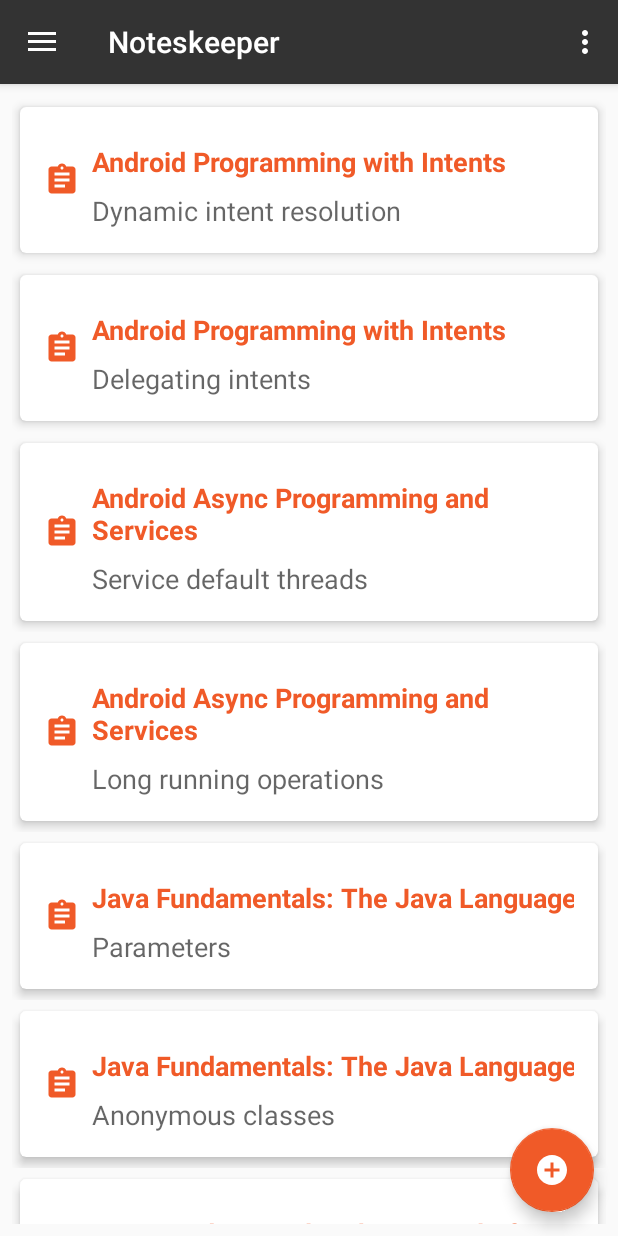
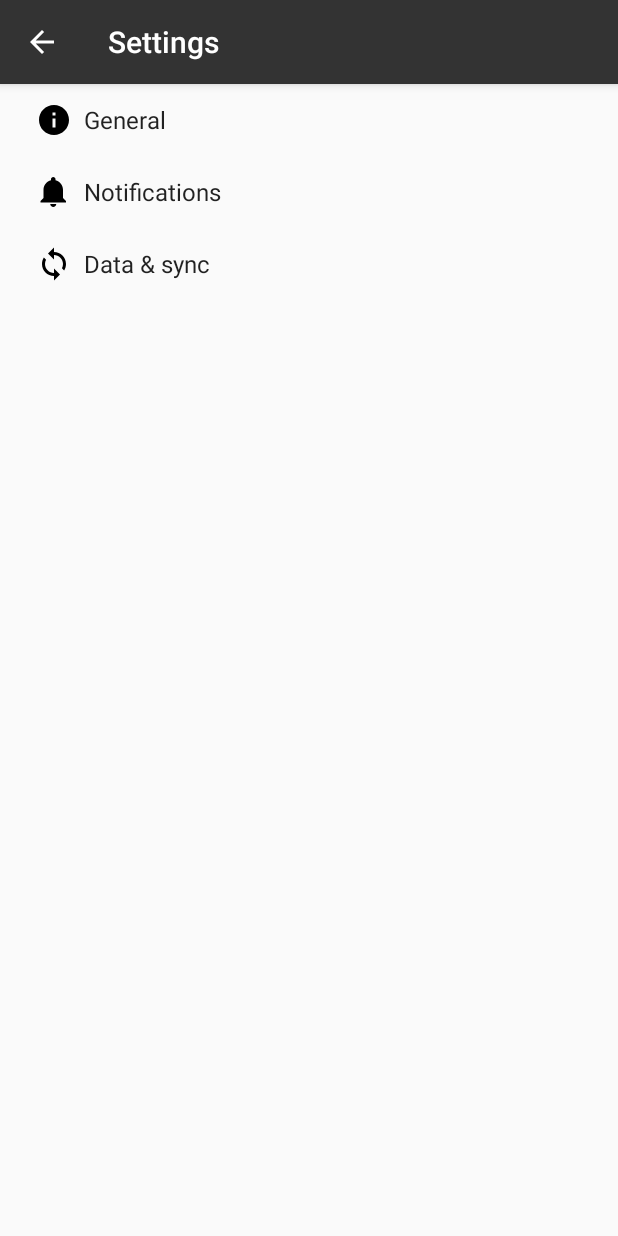
Before and after one commit to TshepzMogapi/PluralSightNotesKeeper, an Android app: the screen it shows after launch (MainActivity before the commit, SettingsActivity after it), in the options menu, after a tap on "Settings", on a phone screen of 412 x 824 dp. Run offline under Robolectric (Android 15) with nearby library versions, the phone set to English and light mode, and no system bars.

Commit message:
add setting preference

```diff
--- a/app/build.gradle
+++ b/app/build.gradle
@@ -21,6 +21,7 @@ android {
 dependencies {
     implementation fileTree(dir: 'libs', include: ['*.jar'])
     implementation 'com.android.support:appcompat-v7:26.1.0'
+    implementation 'com.android.support:support-v4:26.1.0'
     compile 'com.android.support:support-annotations:27.1.1'
 
     implementation 'com.android.support.constraint:constraint-layout:1.1.3'
--- /dev/null
+++ b/app/src/main/java/com/example/android/pluralsightnoteskeeper/AppCompatPreferenceActivity.java
@@ -0,0 +1,109 @@
+package com.example.android.pluralsightnoteskeeper;
+
+import android.content.res.Configuration;
+import android.os.Bundle;
+import android.preference.PreferenceActivity;
+import android.support.annotation.LayoutRes;
+import android.support.annotation.Nullable;
+import android.support.v7.app.ActionBar;
+import android.support.v7.app.AppCompatDelegate;
+import android.support.v7.widget.Toolbar;
+import android.view.MenuInflater;
+import android.view.View;
+import android.view.ViewGroup;
+
+/**
+ * A {@link android.preference.PreferenceActivity} which implements and proxies the necessary calls
+ * to be used with AppCompat.
+ */
+public abstract class AppCompatPreferenceActivity extends PreferenceActivity {
+
+    private AppCompatDelegate mDelegate;
+
+    @Override
+    protected void onCreate(Bundle savedInstanceState) {
+        getDelegate().installViewFactory();
+        getDelegate().onCreate(savedInstanceState);
+        super.onCreate(savedInstanceState);
+    }
+
+    @Override
+    protected void onPostCreate(Bundle savedInstanceState) {
+        super.onPostCreate(savedInstanceState);
+        getDelegate().onPostCreate(savedInstanceState);
+    }
+
+    public ActionBar getSupportActionBar() {
+        return getDelegate().getSupportActionBar();
+    }
+
+    public void setSupportActionBar(@Nullable Toolbar toolbar) {
+        getDelegate().setSupportActionBar(toolbar);
+    }
+
+    @Override
+    public MenuInflater getMenuInflater() {
+        return getDelegate().getMenuInflater();
+    }
+
+    @Override
+    public void setContentView(@LayoutRes int layoutResID) {
+        getDelegate().setContentView(layoutResID);
+    }
+
+    @Override
+    public void setContentView(View view) {
+        getDelegate().setContentView(view);
+    }
+
+    @Override
+    public void setContentView(View view, ViewGroup.LayoutParams params) {
+        getDelegate().setContentView(view, params);
+    }
+
+    @Override
+    public void addContentView(View view, ViewGroup.LayoutParams params) {
+        getDelegate().addContentView(view, params);
+    }
+
+    @Override
+    protected void onPostResume() {
+        super.onPostResume();
+        getDelegate().onPostResume();
+    }
+
+    @Override
+    protected void onTitleChanged(CharSequence title, int color) {
+        super.onTitleChanged(title, color);
+        getDelegate().setTitle(title);
+    }
+
+    @Override
+    public void onConfigurationChanged(Configuration newConfig) {
+        super.onConfigurationChanged(newConfig);
+        getDelegate().onConfigurationChanged(newConfig);
+    }
+
+    @Override
+    protected void onStop() {
+        super.onStop();
+        getDelegate().onStop();
+    }
+
+    @Override
+    protected void onDestroy() {
+        super.onDestroy();
+        getDelegate().onDestroy();
+    }
+
+    public void invalidateOptionsMenu() {
+        getDelegate().invalidateOptionsMenu();
+    }
+
+    private AppCompatDelegate getDelegate() {
+        if (mDelegate == null) {
+            mDelegate = AppCompatDelegate.create(this, null);
+        }
+        return mDelegate;
+    }
+}
--- a/app/src/main/java/com/example/android/pluralsightnoteskeeper/MainActivity.java
+++ b/app/src/main/java/com/example/android/pluralsightnoteskeeper/MainActivity.java
@@ -2,6 +2,7 @@ package com.example.android.pluralsightnoteskeeper;
 
 import android.content.Intent;
 import android.os.Bundle;
+import android.preference.PreferenceManager;
 import android.support.design.widget.FloatingActionButton;
 import android.support.design.widget.NavigationView;
 import android.support.design.widget.Snackbar;
@@ -44,6 +45,12 @@ public class MainActivity extends AppCompatActivity
 
             }
         });
+
+        PreferenceManager.setDefaultValues(this, R.xml.pref_general, false);
+        PreferenceManager.setDefaultValues(this, R.xml.pref_notification, false);
+        PreferenceManager.setDefaultValues(this, R.xml.pref_data_sync, false);
+
+
 
         DrawerLayout drawer = (DrawerLayout) findViewById(R.id.drawer_layout);
         ActionBarDrawerToggle toggle = new ActionBarDrawerToggle(
@@ -137,6 +144,7 @@ public class MainActivity extends AppCompatActivity
 
         //noinspection SimplifiableIfStatement
         if (id == R.id.action_settings) {
+            startActivity(new Intent(this, SettingsActivity.class));
             return true;
         }
 
--- /dev/null
+++ b/app/src/main/res/drawable/ic_info_black_24dp.xml
@@ -0,0 +1,9 @@
+<vector xmlns:android="http://schemas.android.com/apk/res/android"
+    android:width="24dp"
+    android:height="24dp"
+    android:viewportHeight="24.0"
+    android:viewportWidth="24.0">
+    <path
+        android:fillColor="#FF000000"
+        android:pathData="M12,2C6.48,2 2,6.48 2,12s4.48,10 10,10 10,-4.48 10,-10S17.52,2 12,2zm1,15h-2v-6h2v6zm0,-8h-2V7h2v2z" />
+</vector>
--- /dev/null
+++ b/app/src/main/res/drawable/ic_notifications_black_24dp.xml
@@ -0,0 +1,9 @@
+<vector xmlns:android="http://schemas.android.com/apk/res/android"
+    android:width="24dp"
+    android:height="24dp"
+    android:viewportHeight="24.0"
+    android:viewportWidth="24.0">
+    <path
+        android:fillColor="#FF000000"
+        android:pathData="M11.5,22c1.1,0 2,-0.9 2,-2h-4c0,1.1 0.9,2 2,2zm6.5,-6v-5.5c0,-3.07 -2.13,-5.64 -5,-6.32V3.5c0,-0.83 -0.67,-1.5 -1.5,-1.5S10,2.67 10,3.5v0.68c-2.87,0.68 -5,3.25 -5,6.32V16l-2,2v1h17v-1l-2,-2z" />
+</vector>
--- /dev/null
+++ b/app/src/main/res/drawable/ic_sync_black_24dp.xml
@@ -0,0 +1,9 @@
+<vector xmlns:android="http://schemas.android.com/apk/res/android"
+    android:width="24dp"
+    android:height="24dp"
+    android:viewportHeight="24.0"
+    android:viewportWidth="24.0">
+    <path
+        android:fillColor="#FF000000"
+        android:pathData="M12 4V1L8 5l4 4V6c3.31 0 6 2.69 6 6 0 1.01,-.25 1.97,-.7 2.8l1.46 1.46C19.54 15.03 20 13.57 20 12c0,-4.42,-3.58,-8,-8,-8zm0 14c-3.31 0,-6,-2.69,-6,-6 0,-1.01.25,-1.97.7,-2.8L5.24 7.74C4.46 8.97 4 10.43 4 12c0 4.42 3.58 8 8 8v3l4,-4,-4,-4v3z" />
+</vector>
--- a/app/src/main/res/values/strings.xml
+++ b/app/src/main/res/values/strings.xml
@@ -10,4 +10,96 @@
     <string name="note_text_hint">Note text</string>
     <string name="nav_share_message">Sharing is caring</string>
     <string name="nav_send_message">Sending cool stuff</string>
+    <string name="title_activity_settings">Settings</string>
+
+    <!-- Strings related to Settings -->
+
+    <!-- Example General settings -->
+    <string name="pref_header_general">General</string>
+
+    <string name="pref_title_social_recommendations">Enable social recommendations</string>
+    <string name="pref_description_social_recommendations">Recommendations for people to contact
+        based on your message history
+    </string>
+
+    <string name="pref_title_display_name">Display name</string>
+    <string name="pref_default_display_name">Your Name</string>
+
+    <string name="pref_title_add_friends_to_messages">Add friends to messages</string>
+    <string-array name="pref_example_list_titles">
+        <item>Always</item>
+        <item>When possible</item>
+        <item>Never</item>
+    </string-array>
+    <string-array name="pref_example_list_values">
+        <item>1</item>
+        <item>0</item>
+        <item>-1</item>
+    </string-array>
+
+    <!-- Example settings for Data & Sync -->
+    <string name="pref_header_data_sync">Data &amp; sync</string>
+
+    <string name="pref_title_sync_frequency">Sync frequency</string>
+    <string-array name="pref_sync_frequency_titles">
+        <item>15 minutes</item>
+        <item>30 minutes</item>
+        <item>1 hour</item>
+        <item>3 hours</item>
+        <item>6 hours</item>
+        <item>Never</item>
+    </string-array>
+    <string-array name="pref_sync_frequency_values">
+        <item>15</item>
+        <item>30</item>
+        <item>60</item>
+        <item>180</item>
+        <item>360</item>
+        <item>-1</item>
+    </string-array>
+
+    <string-array name="list_preference_entries">
+        <item>Entry 1</item>
+        <item>Entry 2</item>
+        <item>Entry 3</item>
+    </string-array>
+
+    <string-array name="list_preference_entry_values">
+        <item>1</item>
+        <item>2</item>
+        <item>3</item>
+    </string-array>
+
+    <string-array name="multi_select_list_preference_default_value" />
+
+    <string name="pref_title_system_sync_settings">System sync settings</string>
+
+    <!-- Example settings for Notifications -->
+    <string name="pref_header_notifications">Notifications</string>
+
+    <string name="pref_title_new_message_notifications">New message notifications</string>
+
+    <string name="pref_title_ringtone">Ringtone</string>
+    <string name="pref_ringtone_silent">Silent</string>
+
+    <string name="pref_title_vibrate">Vibrate</string>
+    <string name="pref_title_email_address">Email address</string>
+    <string name="pref_default_email_address">yourname@yourdomain.com</string>
+    <string name="pref_title_favorite_social">Favorite social network</string>
+
+    <string-array name="pref_entries_favorite_social">
+        <item>Instagram</item>
+        <item>Facebook</item>
+        <item>Twitter</item>
+    </string-array>
+
+    <string-array name="pref_values_favorite_social">
+        <item>http://instagram.com</item>
+        <item>http://facebook.com</item>
+        <item>http://twitter.com</item>
+    </string-array>
+
+    <string name="pref_default_favorite_social">http://twitter.com</string>
+
+
 </resources>
--- /dev/null
+++ b/app/src/main/res/xml/pref_data_sync.xml
@@ -0,0 +1,21 @@
+<PreferenceScreen xmlns:android="http://schemas.android.com/apk/res/android">
+
+    <!-- NOTE: Hide buttons to simplify the UI. Users can touch outside the dialog to
+         dismiss it. -->
+    <!-- NOTE: ListPreference's summary should be set to its value by the activity code. -->
+    <ListPreference
+        android:defaultValue="180"
+        android:entries="@array/pref_sync_frequency_titles"
+        android:entryValues="@array/pref_sync_frequency_values"
+        android:key="sync_frequency"
+        android:negativeButtonText="@null"
+        android:positiveButtonText="@null"
+        android:title="@string/pref_title_sync_frequency" />
+
+    <!-- This preference simply launches an intent when selected. Use this UI sparingly, per
+         design guidelines. -->
+    <Preference android:title="@string/pref_title_system_sync_settings">
+        <intent android:action="android.settings.SYNC_SETTINGS" />
+    </Preference>
+
+</PreferenceScreen>
--- /dev/null
+++ b/app/src/main/res/xml/pref_general.xml
@@ -0,0 +1,34 @@
+<PreferenceScreen xmlns:android="http://schemas.android.com/apk/res/android">
+
+    <!-- NOTE: EditTextPreference accepts EditText attributes. -->
+    <!-- NOTE: EditTextPreference's summary should be set to its value by the activity code. -->
+    <EditTextPreference
+        android:capitalize="words"
+        android:defaultValue="@string/pref_default_display_name"
+        android:inputType="textCapWords"
+        android:key="user_display_name"
+        android:maxLines="1"
+        android:selectAllOnFocus="true"
+        android:singleLine="true"
+        android:title="@string/pref_title_display_name" />
+
+    <!-- NOTE: Hide buttons to simplify the UI. Users can touch outside the dialog to
+         dismiss it. -->
+    <!-- NOTE: ListPreference's summary should be set to its value by the activity code. -->
+    <EditTextPreference
+        android:defaultValue="@string/pref_default_email_address"
+        android:inputType="textEmailAddress"
+        android:key="user_email_address"
+        android:selectAllOnFocus="true"
+        android:singleLine="true"
+        android:title="@string/pref_title_email_address" />
+    <ListPreference
+        android:defaultValue="@string/pref_default_favorite_social"
+        android:entries="@array/pref_entries_favorite_social"
+        android:entryValues="@array/pref_values_favorite_social"
+        android:key="user_favorite_social"
+        android:negativeButtonText="@null"
+        android:positiveButtonText="@null"
+        android:title="@string/pref_title_favorite_social" />
+
+</PreferenceScreen>
--- /dev/null
+++ b/app/src/main/res/xml/pref_headers.xml
@@ -0,0 +1,20 @@
+<preference-headers xmlns:android="http://schemas.android.com/apk/res/android">
+
+    <!-- These settings headers are only used on tablets. -->
+
+    <header
+        android:fragment="com.example.android.pluralsightnoteskeeper.SettingsActivity$GeneralPreferenceFragment"
+        android:icon="@drawable/ic_info_black_24dp"
+        android:title="@string/pref_header_general" />
+
+    <header
+        android:fragment="com.example.android.pluralsightnoteskeeper.SettingsActivity$NotificationPreferenceFragment"
+        android:icon="@drawable/ic_notifications_black_24dp"
+        android:title="@string/pref_header_notifications" />
+
+    <header
+        android:fragment="com.example.android.pluralsightnoteskeeper.SettingsActivity$DataSyncPreferenceFragment"
+        android:icon="@drawable/ic_sync_black_24dp"
+        android:title="@string/pref_header_data_sync" />
+
+</preference-headers>
--- /dev/null
+++ b/app/src/main/res/xml/pref_notification.xml
@@ -0,0 +1,27 @@
+<PreferenceScreen xmlns:android="http://schemas.android.com/apk/res/android">
+
+    <!-- A 'parent' preference, which enables/disables child preferences (below)
+         when checked/unchecked. -->
+    <SwitchPreference
+        android:defaultValue="true"
+        android:key="notifications_new_message"
+        android:title="@string/pref_title_new_message_notifications" />
+
+    <!-- Allows the user to choose a ringtone in the 'notification' category. -->
+    <!-- NOTE: This preference will be enabled only when the checkbox above is checked. -->
+    <!-- NOTE: RingtonePreference's summary should be set to its value by the activity code. -->
+    <RingtonePreference
+        android:defaultValue="content://settings/system/notification_sound"
+        android:dependency="notifications_new_message"
+        android:key="notifications_new_message_ringtone"
+        android:ringtoneType="notification"
+        android:title="@string/pref_title_ringtone" />
+
+    <!-- NOTE: This preference will be enabled only when the checkbox above is checked. -->
+    <SwitchPreference
+        android:defaultValue="true"
+        android:dependency="notifications_new_message"
+        android:key="notifications_new_message_vibrate"
+        android:title="@string/pref_title_vibrate" />
+
+</PreferenceScreen>
```
Also changed, not shown: app/src/main/AndroidManifest.xml (+10 -3 lines), app/src/main/java/com/example/android/pluralsightnoteskeeper/SettingsActivity.java (added, +268 -0 lines).
